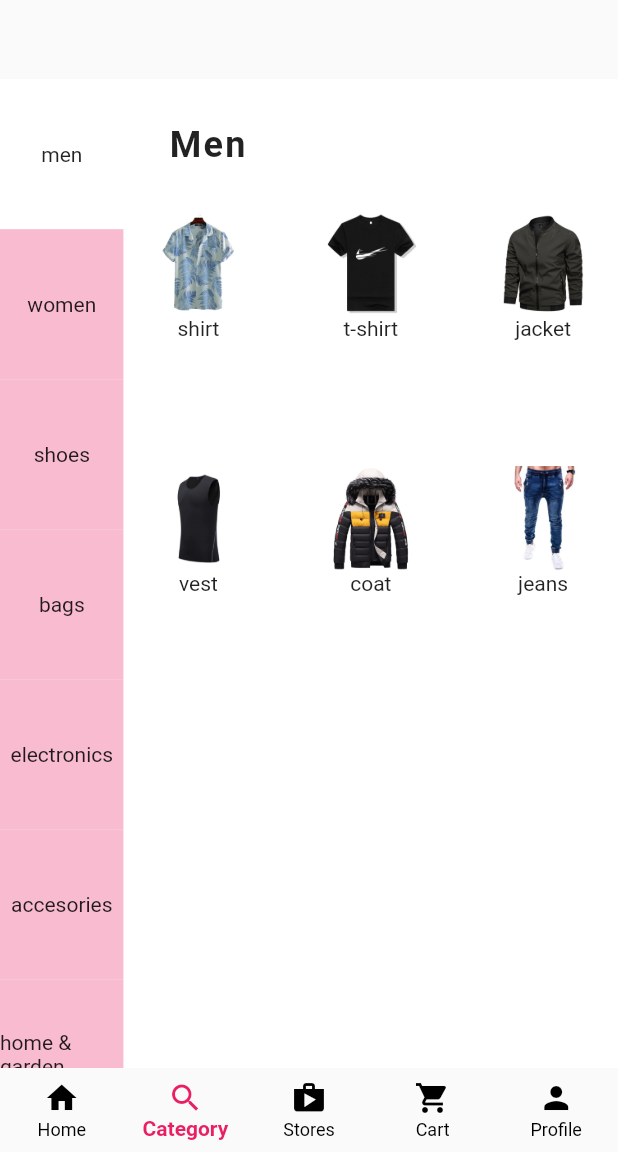
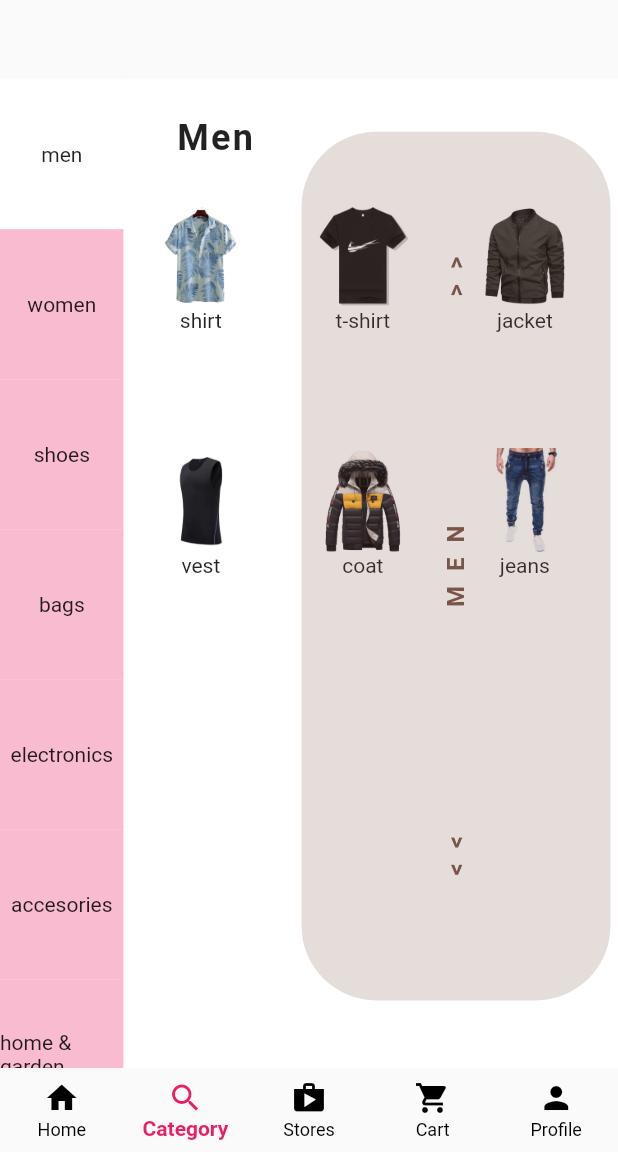
Before and after one commit to FarhanABD/multi_store_APP, a Flutter app: the screen it shows after launch, item 2 of the bottom bar chosen, on a phone screen of 412 x 824 dp, the part 84-1236 px from its top. Run offline on Flutter 3.47's test engine with Material 2 defaults, Android fonts, the phone set to English and light mode, and no system bars.

Commit message:
Section:1 Adding Slidebar

```diff
--- a/lib/categories/men_categ.dart
+++ b/lib/categories/men_categ.dart
@@ -1,4 +1,5 @@
 import 'package:flutter/material.dart';
+import 'package:multi_store_app/minor_screen/subcateg_product.dart';
 import 'package:multi_store_app/utilities/categ_list.dart';
 
 class MenCategory extends StatelessWidget {
@@ -6,7 +7,17 @@ class MenCategory extends StatelessWidget {
 
   @override
   Widget build(BuildContext context) {
-    return Column(
+    return Padding(
+      padding: const EdgeInsets.all(5.0),
+      child: Stack(
+        children: [
+          Positioned(
+            bottom: 0,
+            left: 0,
+            child: SizedBox(
+              height: MediaQuery.of(context).size.height * 0.8,
+              width: MediaQuery.of(context).size.width * 0.75,
+              child: Column(
                 crossAxisAlignment: CrossAxisAlignment.start,
                 children: [
                   const Padding(
@@ -14,7 +25,9 @@ class MenCategory extends StatelessWidget {
                     child: Text(
                       "Men",
                       style: TextStyle(
-                fontSize: 24, fontWeight: FontWeight.bold, letterSpacing: 1.5),
+                          fontSize: 24,
+                          fontWeight: FontWeight.bold,
+                          letterSpacing: 1.5),
                     ),
                   ),
                   SizedBox(
@@ -24,7 +37,17 @@ class MenCategory extends StatelessWidget {
                       crossAxisSpacing: 15,
                       crossAxisCount: 3,
                       children: List.generate(men.length, (index) {
-              return Column(
+                        return GestureDetector(
+                          onTap: () {
+                            Navigator.push(
+                                context,
+                                MaterialPageRoute(
+                                    builder: (context) => SubCategProducts(
+                                          maincategName: 'men',
+                                          subcategName: men[index],
+                                        )));
+                          },
+                          child: Column(
                             children: [
                               SizedBox(
                                 height: 70,
@@ -35,11 +58,64 @@ class MenCategory extends StatelessWidget {
                               ),
                               Text(men[index])
                             ],
+                          ),
                         );
                       }),
                     ),
                   )
                 ],
+              ),
+            ),
+          ),
+          Positioned(
+              bottom: 0,
+              right: 0,
+              child: SizedBox(
+                height: MediaQuery.of(context).size.height * 0.8,
+                width: MediaQuery.of(context).size.width * 0.5,
+                child: Padding(
+                  padding: const EdgeInsets.symmetric(vertical: 40),
+                  child: Container(
+                    decoration: BoxDecoration(
+                        color: Colors.brown.withOpacity(0.2),
+                        borderRadius: BorderRadius.circular(50)),
+                    child: RotatedBox(
+                      quarterTurns: 3,
+                      child: Row(
+                        mainAxisAlignment: MainAxisAlignment.spaceAround,
+                        children: [
+                          const Text(
+                            " << ",
+                            style: TextStyle(
+                                color: Colors.brown,
+                                fontSize: 16,
+                                fontWeight: FontWeight.w600,
+                                letterSpacing: 10),
+                          ),
+                          Text(
+                            "men".toUpperCase(),
+                            style: const TextStyle(
+                                color: Colors.brown,
+                                fontSize: 16,
+                                fontWeight: FontWeight.w600,
+                                letterSpacing: 10),
+                          ),
+                          const Text(
+                            " >> ",
+                            style: TextStyle(
+                                color: Colors.brown,
+                                fontSize: 16,
+                                fontWeight: FontWeight.w600,
+                                letterSpacing: 10),
+                          ),
+                        ],
+                      ),
+                    ),
+                  ),
+                ),
+              ))
+        ],
+      ),
     );
   }
 }
```
Also changed, not shown: lib/minor_screen/subcateg_product.dart (added, +33 -0 lines). Lines whose indentation alone changed are shown as unchanged.
